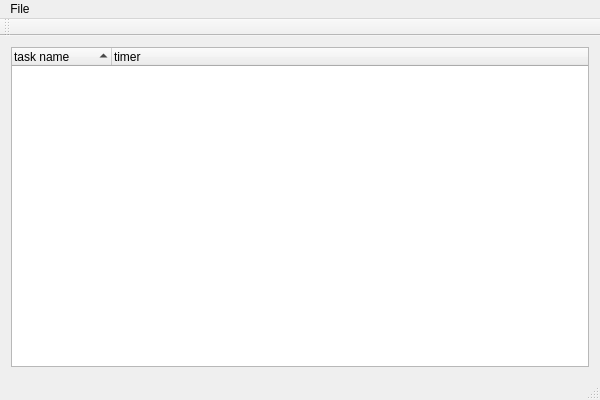
Above: mainwindow.ui from tstaerk/qtimetracker before the change. Below: the same form after it.
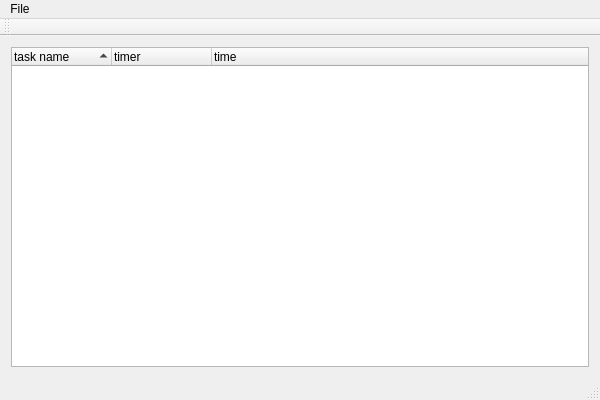
That is the form after the change.

Commit message: Correct tab order.

The edit to the form file:
```diff
--- a/mainwindow.ui
+++ b/mainwindow.ui
@@ -21,7 +21,7 @@
        <bool>true</bool>
       </property>
       <property name="columnCount">
-       <number>2</number>
+       <number>3</number>
       </property>
       <column>
        <property name="text">
@@ -33,6 +33,11 @@
         <string>timer</string>
        </property>
       </column>
+      <column>
+       <property name="text">
+        <string>time</string>
+       </property>
+      </column>
      </widget>
     </item>
    </layout>
```
The commit also changes 2 other files.
